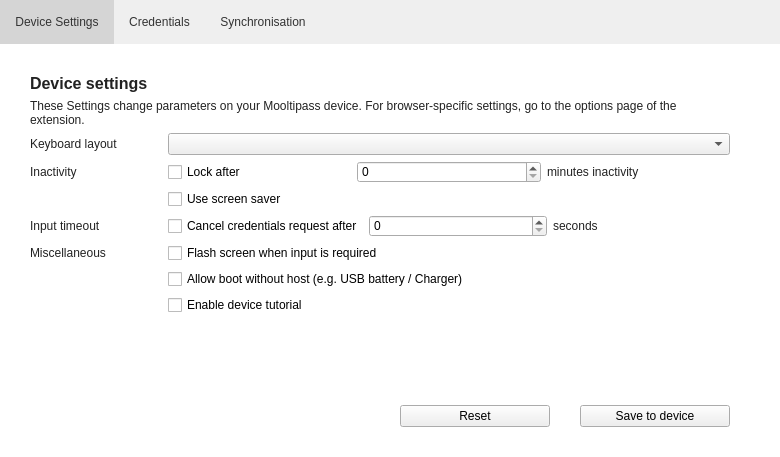
This is src/MainWindow.ui in mooltipass/moolticute as Qt 5 draws it before an edit. The edited form follows.
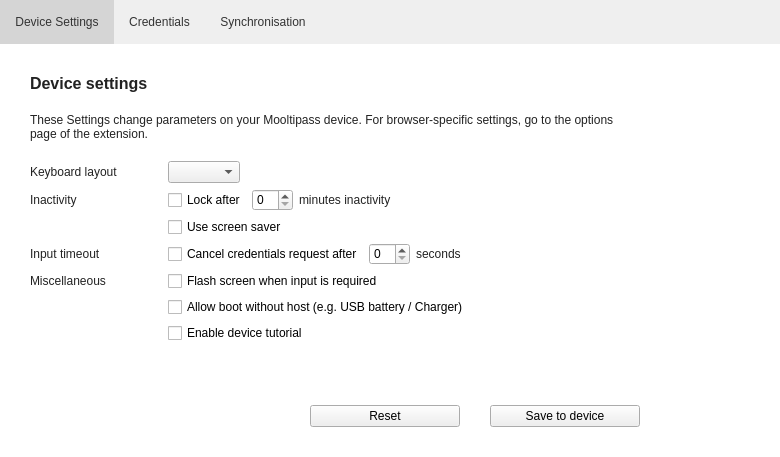
This is the edited form. Icons and pictures are not drawn.

Commit message: better windows UI for settings

What changed in the file:
```diff
--- a/src/MainWindow.ui
+++ b/src/MainWindow.ui
@@ -254,6 +254,9 @@
       </widget>
       <widget class="QWidget" name="pageSettings">
        <layout class="QVBoxLayout" name="verticalLayout_2">
+        <property name="spacing">
+         <number>20</number>
+        </property>
         <property name="leftMargin">
          <number>30</number>
         </property>
@@ -261,7 +264,7 @@
          <number>30</number>
         </property>
         <property name="rightMargin">
-         <number>50</number>
+         <number>140</number>
         </property>
         <property name="bottomMargin">
          <number>30</number>
@@ -303,7 +306,14 @@
            </widget>
           </item>
           <item row="0" column="1">
-           <widget class="QComboBox" name="comboBoxLang"/>
+           <widget class="QComboBox" name="comboBoxLang">
+            <property name="sizePolicy">
+             <sizepolicy hsizetype="Maximum" vsizetype="Fixed">
+              <horstretch>0</horstretch>
+              <verstretch>0</verstretch>
+             </sizepolicy>
+            </property>
+           </widget>
           </item>
           <item row="1" column="0">
            <widget class="QLabel" name="label_4">
@@ -322,7 +332,14 @@
              </widget>
             </item>
             <item>
-             <widget class="QSpinBox" name="spinBoxLock"/>
+             <widget class="QSpinBox" name="spinBoxLock">
+              <property name="sizePolicy">
+               <sizepolicy hsizetype="Maximum" vsizetype="Fixed">
+                <horstretch>0</horstretch>
+                <verstretch>0</verstretch>
+               </sizepolicy>
+              </property>
+             </widget>
             </item>
             <item>
              <widget class="QLabel" name="label_5">
@@ -331,6 +348,19 @@
               </property>
              </widget>
             </item>
+            <item>
+             <spacer name="horizontalSpacer_12">
+              <property name="orientation">
+               <enum>Qt::Horizontal</enum>
+              </property>
+              <property name="sizeHint" stdset="0">
+               <size>
+                <width>40</width>
+                <height>20</height>
+               </size>
+              </property>
+             </spacer>
+            </item>
            </layout>
           </item>
           <item row="3" column="0">
@@ -350,7 +380,14 @@
              </widget>
             </item>
             <item>
-             <widget class="QSpinBox" name="spinBoxInput"/>
+             <widget class="QSpinBox" name="spinBoxInput">
+              <property name="sizePolicy">
+               <sizepolicy hsizetype="Maximum" vsizetype="Fixed">
+                <horstretch>0</horstretch>
+                <verstretch>0</verstretch>
+               </sizepolicy>
+              </property>
+             </widget>
             </item>
             <item>
              <widget class="QLabel" name="label_8">
@@ -359,6 +396,19 @@
               </property>
              </widget>
             </item>
+            <item>
+             <spacer name="horizontalSpacer_13">
+              <property name="orientation">
+               <enum>Qt::Horizontal</enum>
+              </property>
+              <property name="sizeHint" stdset="0">
+               <size>
+                <width>40</width>
+                <height>20</height>
+               </size>
+              </property>
+             </spacer>
+            </item>
            </layout>
           </item>
           <item row="2" column="1">
```
The commit also changes 2 other files.
